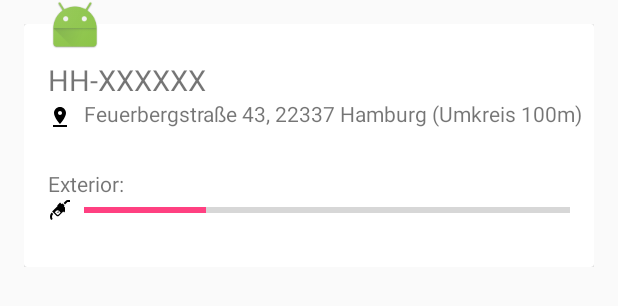
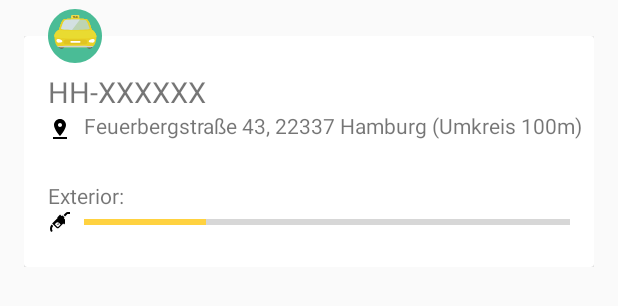
Before and after one commit to dmi3coder/SearchTaxi, an Android app: the layout item_car.xml on its own in the app's theme, with its tools: preview values and no code run, on a phone screen of 412 x 824 dp. Shown: the top 306 px of the screen. Run offline under Robolectric (Android 15) with nearby library versions, the phone set to English and light mode, and no system bars.

Commit message:
Changed accent color Added app icon added taxi avatar

```diff
--- a/app/src/main/java/io/github/dmi3coder/searchtaxi/BaseContract.java
+++ b/app/src/main/java/io/github/dmi3coder/searchtaxi/BaseContract.java
@@ -5,11 +5,13 @@ package io.github.dmi3coder.searchtaxi;
  */
 public interface BaseContract {
 
-  interface BaseView<T extends BasePresenter>{
+  interface BaseView<T extends BasePresenter> {
+
     void setPresenter(T presenter);
   }
 
   interface BasePresenter {
+
     void start();
   }
 }
--- a/app/src/main/java/io/github/dmi3coder/searchtaxi/Utils.java
+++ b/app/src/main/java/io/github/dmi3coder/searchtaxi/Utils.java
@@ -11,10 +11,10 @@ public class Utils {
 
   private Utils(){}
 
-  public static float convertDpToPixel(float dp, Context context){
+  public static float convertDpToPixel(float dp, Context context) {
     Resources resources = context.getResources();
     DisplayMetrics metrics = resources.getDisplayMetrics();
-    return dp * ((float)metrics.densityDpi / DisplayMetrics.DENSITY_DEFAULT);
+    return dp * ((float) metrics.densityDpi / DisplayMetrics.DENSITY_DEFAULT);
   }
 
 
--- a/app/src/main/java/io/github/dmi3coder/searchtaxi/cars/CarsFragment.java
+++ b/app/src/main/java/io/github/dmi3coder/searchtaxi/cars/CarsFragment.java
@@ -9,6 +9,7 @@ import android.support.design.widget.BottomSheetBehavior;
 import android.support.design.widget.BottomSheetBehavior.BottomSheetCallback;
 import android.support.design.widget.FloatingActionButton;
 import android.support.v4.app.Fragment;
+import android.support.v4.content.ContextCompat;
 import android.support.v7.widget.LinearLayoutManager;
 import android.support.v7.widget.RecyclerView;
 import android.support.v7.widget.SearchView;
@@ -70,7 +71,7 @@ public class CarsFragment extends Fragment implements CarsContract.View, OnClick
   private void setupBottomSheet() {
     bottomSheetBehavior = BottomSheetBehavior.from(mainList);
     bottomSheetBehavior.setHideable(true);
-    bottomSheetBehavior.setPeekHeight((int) Utils.convertDpToPixel(212, getContext()));
+    bottomSheetBehavior.setPeekHeight((int) Utils.convertDpToPixel(245, getContext()));
     bottomSheetBehavior.setState(BottomSheetBehavior.STATE_HIDDEN);
     bottomSheetBehavior.setBottomSheetCallback(new BottomSheetCallback() {
       @Override
@@ -167,7 +168,8 @@ public class CarsFragment extends Fragment implements CarsContract.View, OnClick
     getActivity().runOnUiThread(() -> {
       if (loading) {
         searchButton.setOnClickListener(null);
-        searchButton.setBackgroundTintList(ColorStateList.valueOf(Color.YELLOW));
+        searchButton.setBackgroundTintList(
+            ColorStateList.valueOf(ContextCompat.getColor(getContext(), R.color.colorAccent)));
         searchButton
             .startAnimation(AnimationUtils.loadAnimation(getContext(), R.anim.animation_blink));
       } else {
--- a/app/src/main/java/io/github/dmi3coder/searchtaxi/cars/CarsPresenter.java
+++ b/app/src/main/java/io/github/dmi3coder/searchtaxi/cars/CarsPresenter.java
@@ -7,7 +7,6 @@ import io.github.dmi3coder.searchtaxi.data.Taxi;
 import io.github.dmi3coder.searchtaxi.data.source.TaxiRepository;
 import io.reactivex.Observable;
 import io.reactivex.Single;
-import java.util.ArrayList;
 import java.util.List;
 
 /**
@@ -29,14 +28,12 @@ public class CarsPresenter implements Presenter {
       view.setLoading(true);
       TaxiRepository.getInstance().getTaxis()
           .subscribe(cars -> {
-            this.cars = cars;
-            view.showCars(cars);
-            view.setLoading(false);
-          },
-          error -> {
-            view.setError(R.string.app_name);
-          }
-      );
+                this.cars = cars;
+                view.showCars(cars);
+                view.setLoading(false);
+              },
+              error -> view.setError(R.string.app_name)
+          );
     }).start();
   }
 
--- a/app/src/main/java/io/github/dmi3coder/searchtaxi/data/ComparisonMark.java
+++ b/app/src/main/java/io/github/dmi3coder/searchtaxi/data/ComparisonMark.java
@@ -9,7 +9,8 @@ import io.github.dmi3coder.searchtaxi.R;
 public enum ComparisonMark {
   GOOD(R.string.good_mark), UNACCEPTABLE(R.string.unacceptable_mark);
 
-  @StringRes int stringRes;
+  @StringRes
+  private int stringRes;
 
   ComparisonMark(int stringRes) {
     this.stringRes = stringRes;
--- a/app/src/main/java/io/github/dmi3coder/searchtaxi/data/source/remote/TaxiRemoteDataSource.java
+++ b/app/src/main/java/io/github/dmi3coder/searchtaxi/data/source/remote/TaxiRemoteDataSource.java
@@ -11,7 +11,6 @@ import io.reactivex.Emitter;
 import io.reactivex.Observable;
 import io.reactivex.exceptions.Exceptions;
 import java.io.IOException;
-import java.io.NotSerializableException;
 import java.lang.reflect.Type;
 import java.util.List;
 import okhttp3.Call;
@@ -26,6 +25,7 @@ import org.json.JSONObject;
  */
 public class TaxiRemoteDataSource implements TaxiDataSource {
 
+  public static final String REMOTE_URL = "http://redirect.mytaxi.net/car2go/vehicles.json";
   private static final String TAG = "TaxiRemoteDataSource";
   private OkHttpClient httpClient;
   private Moshi parser;
@@ -43,7 +43,7 @@ public class TaxiRemoteDataSource implements TaxiDataSource {
   @SuppressWarnings("ConstantConditions")
   private void loadTaxiData(Emitter<List<Taxi>> emitter, final int retry) {
     Call call = httpClient.newCall(new Request.Builder()
-        .url("http://redirect.mytaxi.net/car2go/vehicles.json")
+        .url(REMOTE_URL)
         .get()
         .build());
     try {
--- /dev/null
+++ b/app/src/main/res/drawable-anydpi/ic_taxi_avatar.xml
@@ -0,0 +1,135 @@
+<?xml version="1.0" encoding="utf-8"?>
+<vector xmlns:android="http://schemas.android.com/apk/res/android"
+  android:height="473.654dp"
+  android:viewportHeight="473.654"
+  android:viewportWidth="473.654"
+  android:width="473.654dp">
+
+  <path
+    android:fillColor="#4ABC96"
+    android:pathData="M236.827,0 C367.623,0,473.654,106.031,473.654,236.827
+C473.654,367.623,367.623,473.654,236.827,473.654
+C106.031,473.654,0,367.623,0,236.827 C0,106.031,106.031,0,236.827,0 Z"/>
+  <path
+    android:fillColor="#EAD03A"
+    android:pathData="M274.889,84.01 C274.889,88.707,271.082,88.871,266.389,88.871 L212.21,88.871
+C207.509,88.871,203.71,88.706,203.71,84.01 L203.71,62.664
+C203.71,57.967,207.513,54.16,212.21,54.16 L266.385,54.16
+C271.082,54.16,274.885,57.971,274.885,62.664 L274.885,84.01 L274.889,84.01 Z"/>
+  <path
+    android:fillColor="#F8E04E"
+    android:pathData="M221.596,88.871 L212.21,88.871 C207.509,88.871,203.71,88.706,203.71,84.01
+L203.71,62.664 C203.71,57.967,207.513,54.16,212.21,54.16 L266.385,54.16
+C271.082,54.16,274.885,57.971,274.885,62.664 L221.596,88.871 Z"/>
+  <path
+    android:fillColor="#000000"
+    android:pathData="M220.68,75.992 L220.68,65.906 L216.641,65.906 L216.641,63.86 L227.452,63.86
+L227.452,65.906 L223.428,65.906 L223.428,75.992 L220.68,75.992 Z"/>
+  <path
+    android:fillColor="#000000"
+    android:pathData="M240.256,75.992 L237.276,75.992 L236.087,73.232 L230.642,73.232 L229.52,75.992
+L226.607,75.992 L231.906,63.861 L234.812,63.861 L240.256,75.992 Z
+M235.201,71.187 L233.324,66.688 L231.488,71.187 L235.201,71.187 Z"/>
+  <path
+    android:fillColor="#000000"
+    android:pathData="M241.472,75.992 L246.124,69.661 L241.906,63.861 L245.118,63.861 L247.844,67.761
+L250.518,63.861 L253.708,63.861 L249.479,69.755 L254.12,75.993 L250.81,75.993
+L247.796,71.797 L244.759,75.993 C244.759,75.992,241.472,75.992,241.472,75.992 Z"/>
+  <path
+    android:fillColor="#000000"
+    android:pathData="M257.298,75.992 L257.298,63.861 L260.043,63.861 L260.043,75.992 L257.298,75.992
+Z"/>
+  <path
+    android:fillColor="#5E5F5E"
+    android:pathData="M118.743,244.609 C104.555,244.609,93.056,256.108,93.056,270.296 L93.056,327.22
+C93.056,341.408,104.555,347.803,118.743,347.803 S144.426,341.408,144.426,327.22
+L144.426,270.296 C144.426,256.108,132.931,244.609,118.743,244.609 Z"/>
+  <path
+    android:fillColor="#5E5F5E"
+    android:pathData="M364.025,244.609 C349.837,244.609,338.342,256.108,338.342,270.296
+L338.342,327.22 C338.342,341.408,349.837,347.803,364.025,347.803
+C378.213,347.803,389.708,341.408,389.708,327.22 L389.708,270.296
+C389.708,256.108,378.213,244.609,364.025,244.609 Z"/>
+  <path
+    android:fillColor="#E9D227"
+    android:pathData="M384.361,181.706 C368.09,138.506,359.755,86.784,328.884,86.784
+C328.884,86.784,273.826,82.622,240.768,82.622
+C209.61,82.622,152.578,86.784,152.578,86.784
+C119.468,86.784,111.914,138.835,96.279,182.027
+C72.611,192.255,53.184,220.492,56.03,243.21
+C59.74,272.827,62.772,334.845,105.078,334.845 L376.41,334.845
+C418.716,334.845,423.951,259.87,425.339,243.21
+C426.73,226.551,408.425,191.758,384.361,181.706 Z"/>
+  <path
+    android:fillColor="#D0D1D1"
+    android:pathData="M80.083,324.689 C86.377,330.968,94.499,334.846,105.082,334.846 L376.414,334.846
+C386.174,334.846,393.964,330.856,400.179,324.514
+C400.437,324.248,317.871,321.32,236.988,321.429
+C157.709,321.536,80.083,324.689,80.083,324.689 Z"/>
+  <path
+    android:fillColor="#E9DB31"
+    android:pathData="M384.361,181.706 C368.09,138.506,359.755,86.784,328.884,86.784
+C328.884,86.784,273.826,82.622,240.768,82.622
+C209.61,82.622,152.578,86.784,152.578,86.784
+C119.468,86.784,111.914,138.835,96.279,182.027
+C72.611,192.255,50.477,220.997,56.03,243.21 S423.952,259.87,425.339,243.21
+C426.73,226.551,408.425,191.758,384.361,181.706 Z"/>
+  <path
+    android:fillColor="#E9D227"
+    android:pathData="M384.361,181.706 C368.09,138.506,359.755,86.784,328.884,86.784
+C328.884,86.784,273.826,82.622,240.768,82.622
+C209.61,82.622,152.578,86.784,152.578,86.784
+C119.468,86.784,111.914,138.835,96.279,182.027
+C72.611,192.255,408.425,191.758,384.361,181.706 Z"/>
+  <path
+    android:fillColor="#E0C422"
+    android:pathData="M344.815,289.028 C344.815,300.527,335.803,309.854,324.681,309.854
+L156.688,309.854 C145.567,309.854,136.554,300.527,136.554,289.028
+L136.554,289.028 C136.554,277.533,145.566,268.206,156.688,268.206
+L324.681,268.206 C335.803,268.206,344.815,277.532,344.815,289.028
+L344.815,289.028 Z"/>
+  <path
+    android:fillColor="#FFFFFF"
+    android:pathData="M285.12,288.332 C285.12,293.081,281.276,296.926,276.526,296.926 L204.842,296.926
+C200.093,296.926,196.248,293.082,196.248,288.332 L196.248,288.332
+C196.248,283.586,200.092,279.742,204.842,279.742 L276.526,279.742
+C281.276,279.746,285.12,283.591,285.12,288.332 L285.12,288.332 Z"/>
+  <path
+    android:fillColor="#E9D227"
+    android:pathData="M352.294,285.015 C352.294,297.662,378.673,299.442,391.328,299.442
+C403.983,299.442,414.237,289.181,414.237,276.533
+C414.237,263.882,403.983,258.946,391.328,258.946
+S352.294,272.368,352.294,285.015 Z"/>
+  <path
+    android:fillColor="#FFFFFF"
+    android:pathData="M356.879,283.759 C356.879,294.54,379.354,296.047,390.131,296.047
+S409.648,287.315,409.648,276.534 C409.648,265.76,400.909,262.649,390.131,262.649
+S356.879,272.985,356.879,283.759 Z"/>
+  <path
+    android:fillColor="#E9D227"
+    android:pathData="M131.005,285.015 C131.005,297.662,104.622,299.442,91.971,299.442
+C79.316,299.442,69.062,289.181,69.062,276.533
+C69.062,263.882,79.316,258.946,91.971,258.946
+C104.622,258.947,131.005,272.368,131.005,285.015 Z"/>
+  <path
+    android:fillColor="#FFFFFF"
+    android:pathData="M126.416,283.759 C126.416,294.54,103.941,296.047,93.164,296.047
+S73.651,287.315,73.651,276.534 C73.651,265.76,82.387,262.649,93.164,262.649
+S126.416,272.985,126.416,283.759 Z"/>
+  <path
+    android:fillAlpha="0.8"
+    android:fillColor="#B1D4D7"
+    android:pathData="M164.182,94.787 C164.182,94.787,213.698,91.388,240.746,91.388
+C269.447,91.388,317.231,94.787,317.231,94.787
+C344.429,94.787,352.028,136.405,366.032,171.732
+C372.741,188.639,108.36,188.59,114.826,171.635
+C128.301,136.322,135.122,94.787,164.182,94.787 Z"
+    android:strokeAlpha="0.8"
+    android:strokeWidth="1"/>
+  <path
+    android:fillColor="#D3E0E1"
+    android:pathData="M164.182,94.787 C164.182,94.787,213.698,91.388,240.746,91.388
+C252.421,91.388,267.252,91.949,280.741,92.622 L210.568,184.066
+C157.571,182.937,112.101,178.797,114.824,171.636
+C128.301,136.322,135.122,94.787,164.182,94.787 Z"/>
+</vector>
--- a/app/src/main/res/layout/item_car.xml
+++ b/app/src/main/res/layout/item_car.xml
@@ -11,7 +11,7 @@
       android:id="@+id/card_holder"
       android:layout_width="0dp"
       android:layout_height="0dp"
-      android:layout_marginTop="16dp"
+      android:layout_marginTop="24dp"
       android:layout_marginBottom="8dp"
       android:layout_marginStart="16dp"
       android:layout_marginEnd="16dp"
@@ -108,7 +108,7 @@
       android:layout_height="36dp"
       android:layout_marginStart="16dp"
       android:layout_marginLeft="16dp"
-      android:src="@mipmap/ic_launcher"
+      app:srcCompat="@drawable/ic_taxi_avatar"
       app:layout_constraintBottom_toTopOf="@+id/card_holder"
       app:layout_constraintLeft_toLeftOf="@+id/card_holder"
       app:layout_constraintTop_toTopOf="@+id/card_holder"/>
--- a/app/src/main/res/values/colors.xml
+++ b/app/src/main/res/values/colors.xml
@@ -2,5 +2,5 @@
 <resources>
   <color name="colorPrimary">#3F51B5</color>
   <color name="colorPrimaryDark">#303F9F</color>
-  <color name="colorAccent">#FF4081</color>
+  <color name="colorAccent">#ffd240</color>
 </resources>
```
Also changed, not shown: app/src/main/ic_launcher-web.png (added), app/src/main/java/io/github/dmi3coder/searchtaxi/MainActivity.java (line endings or trailing spaces), app/src/main/res/mipmap-hdpi/ic_launcher.png, app/src/main/res/mipmap-mdpi/ic_launcher.png, app/src/main/res/mipmap-xhdpi/ic_launcher.png, app/src/main/res/mipmap-xxhdpi/ic_launcher.png, app/src/main/res/mipmap-xxxhdpi/ic_launcher.png.
